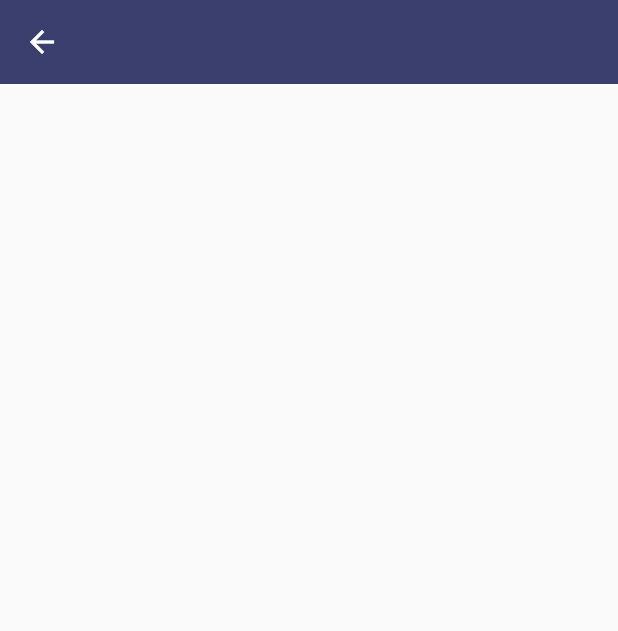
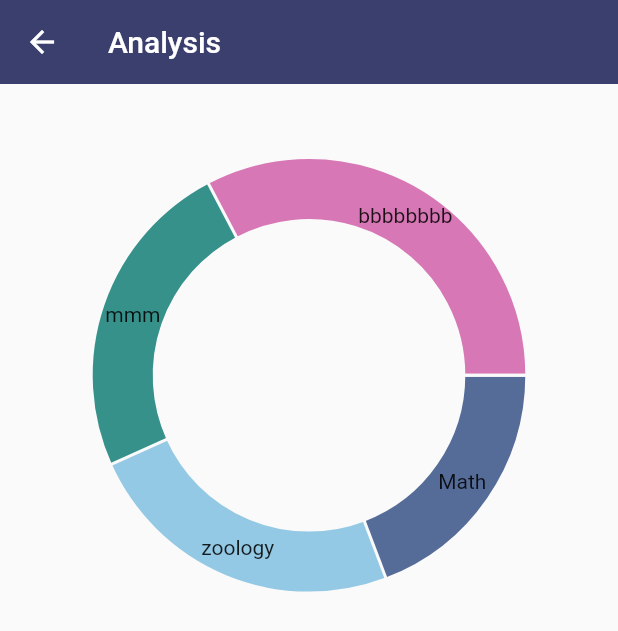
Before and after one commit to Rahma-kp/studentnotes, a Flutter app: the chart_screen screen opened directly, on a phone screen of 412 x 824 dp. Shown: the top 631 px of the screen. Run offline on Flutter 3.47's test engine with Material 2 defaults, Android fonts, the phone set to English and light mode, and no system bars; drawn by our look-alikes of fl_chart; our stand-ins replace curved_navigation_bar, flutter_speed_dial, hive; missing offline and left inert: flutter_timetable; accounts and stored records are empty.

Commit message:
fifth  commit

```diff
--- a/lib/screens/chart_screen.dart
+++ b/lib/screens/chart_screen.dart
@@ -1,3 +1,4 @@
+import 'package:fl_chart/fl_chart.dart';
 import 'package:flutter/material.dart';
 
 class chart_screen extends StatelessWidget {
@@ -6,7 +7,27 @@ class chart_screen extends StatelessWidget {
   @override
   Widget build(BuildContext context) {
     return Scaffold(
-      appBar: AppBar(backgroundColor: Color.fromARGB(207, 13, 20, 78),elevation: 0,),
+      appBar: AppBar(backgroundColor: Color.fromARGB(207, 13, 20, 78),elevation: 0,
+      title: Text("Analysis"),),
+      body:SingleChildScrollView(
+        child: Column(
+          children: [
+            Padding(
+              padding: const EdgeInsets.all(50),
+              child: PieChart( swapAnimationDuration: Duration(milliseconds: 0),swapAnimationCurve: Curves.bounceIn,
+                PieChartData(
+                  sections:[
+                  PieChartSectionData(value: 200,title: "Math",color: Color.fromARGB(255, 86, 108, 152)),
+                  PieChartSectionData(value: 250,title: "zoology",color: Color.fromARGB(255, 147, 201, 228)),
+                  PieChartSectionData(value: 250,title: "mmm",color: Color.fromARGB(255, 55, 145, 139)),
+                  PieChartSectionData(value: 340,title: "bbbbbbbb",color: Color.fromARGB(255, 216, 119, 181)),
+                  ]),
+
+                ),
+            ),
+          ],
+        ),
+      ),
     );
   }
 }
--- a/pubspec.yaml
+++ b/pubspec.yaml
@@ -30,15 +30,21 @@ environment:
 dependencies:
   cupertino_icons: ^1.0.2
   curved_navigation_bar: ^1.0.3
+  fl_chart: ^0.64.0
   flutter:
     sdk: flutter
   flutter_speed_dial: ^7.0.0
   flutter_timetable: ^1.1.3
+  hive: ^2.2.3
+  hive_flutter: ^1.1.0
+  image_picker: ^1.0.4
 
 dev_dependencies:
+  build_runner: ^2.4.6
   flutter_lints: ^2.0.0
   flutter_test:
     sdk: flutter
+  hive_generator: ^2.0.1
 
 # For information on the generic Dart part of this file, see the
 # following page: https://dart.dev/tools/pub/pubspec
```
Also changed, not shown: lib/db/db_model/data_model.dart (added, +17 -0 lines), lib/screens/add_screen.dart (+9 -20 lines), lib/screens/notes_listview.dart (+2 -6 lines), lib/db/db_model/data_model.g.dart (added), pubspec.lock, 5 other files.
